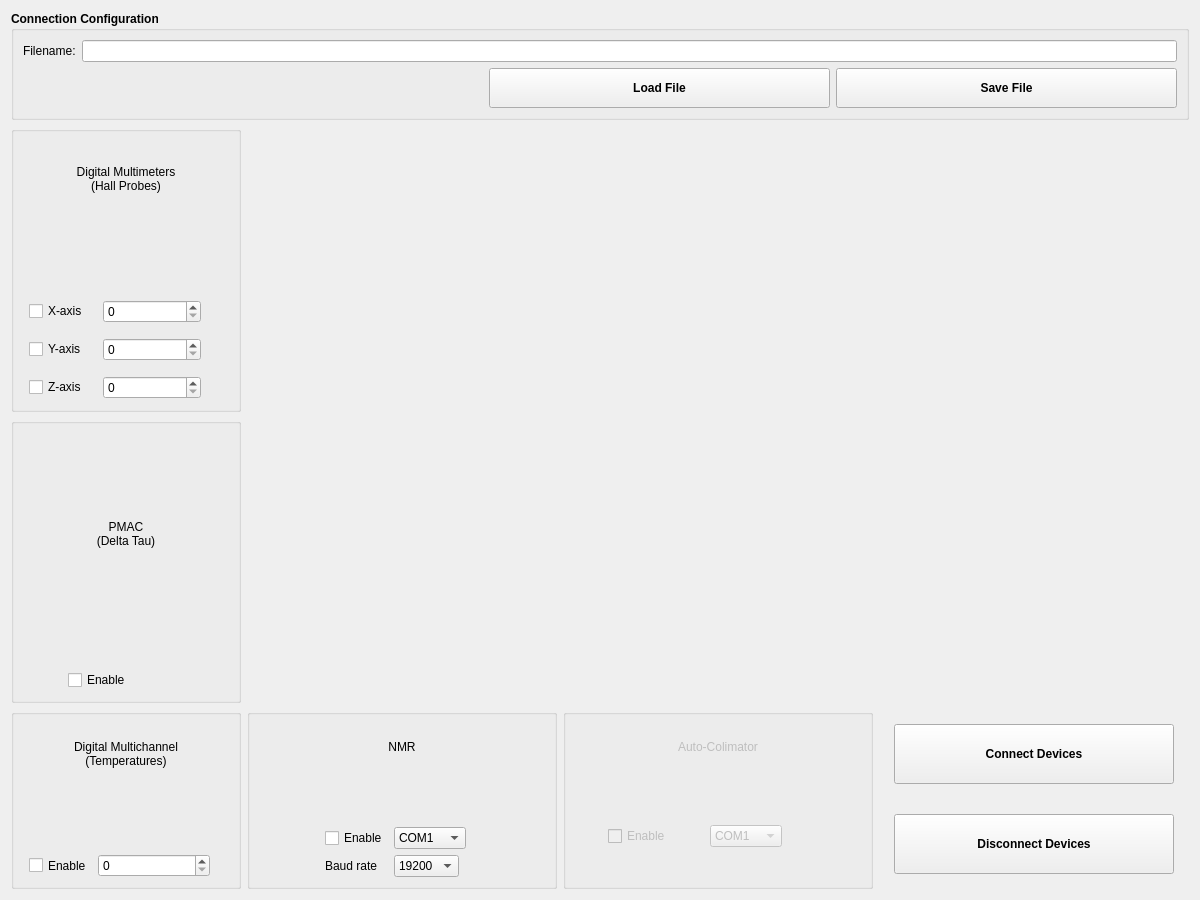
The window that hallbench/gui/ui/connectionwidget.ui (lnls-ima/hall-bench-control) describes before a commit, drawn with Qt 5.
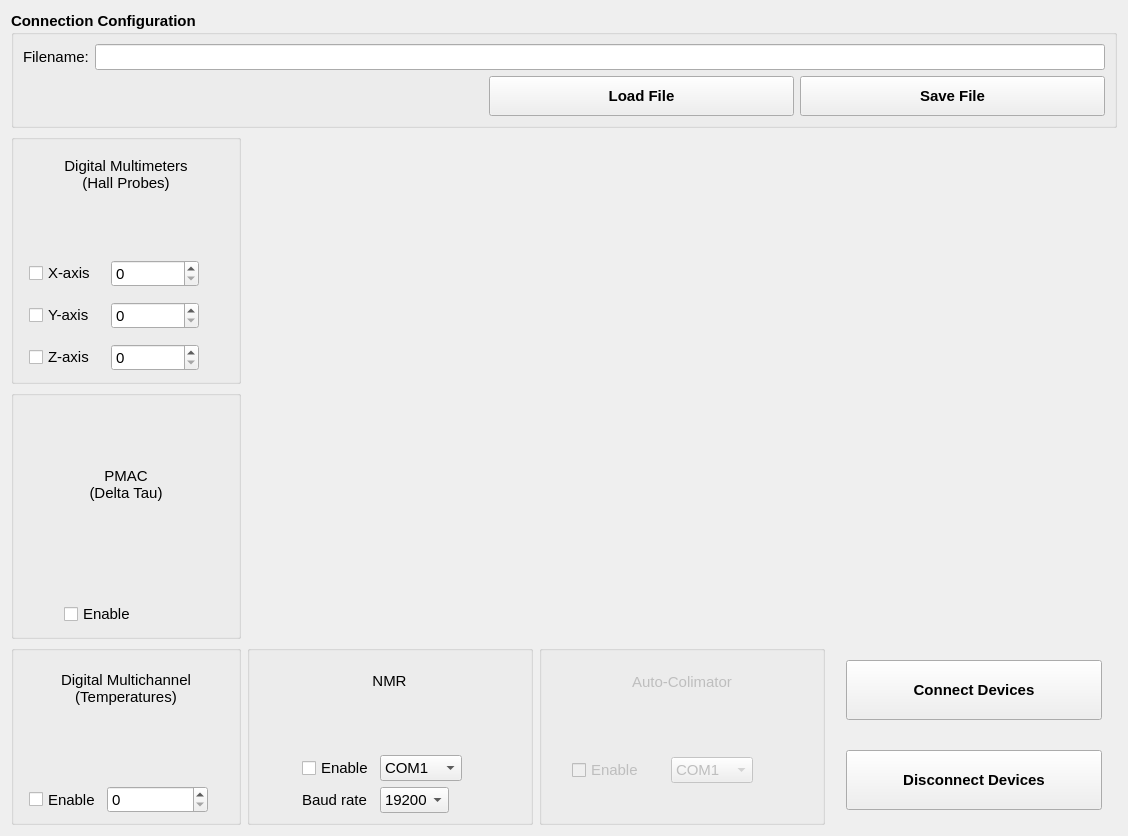
The same window after the commit. Icons and pictures are not drawn.

```diff
--- a/hallbench/gui/ui/connectionwidget.ui
+++ b/hallbench/gui/ui/connectionwidget.ui
@@ -6,10 +6,15 @@
    <rect>
     <x>0</x>
     <y>0</y>
-    <width>1200</width>
-    <height>900</height>
+    <width>1128</width>
+    <height>836</height>
    </rect>
   </property>
+  <property name="font">
+   <font>
+    <pointsize>11</pointsize>
+   </font>
+  </property>
   <property name="windowTitle">
    <string>Connection</string>
   </property>
```
